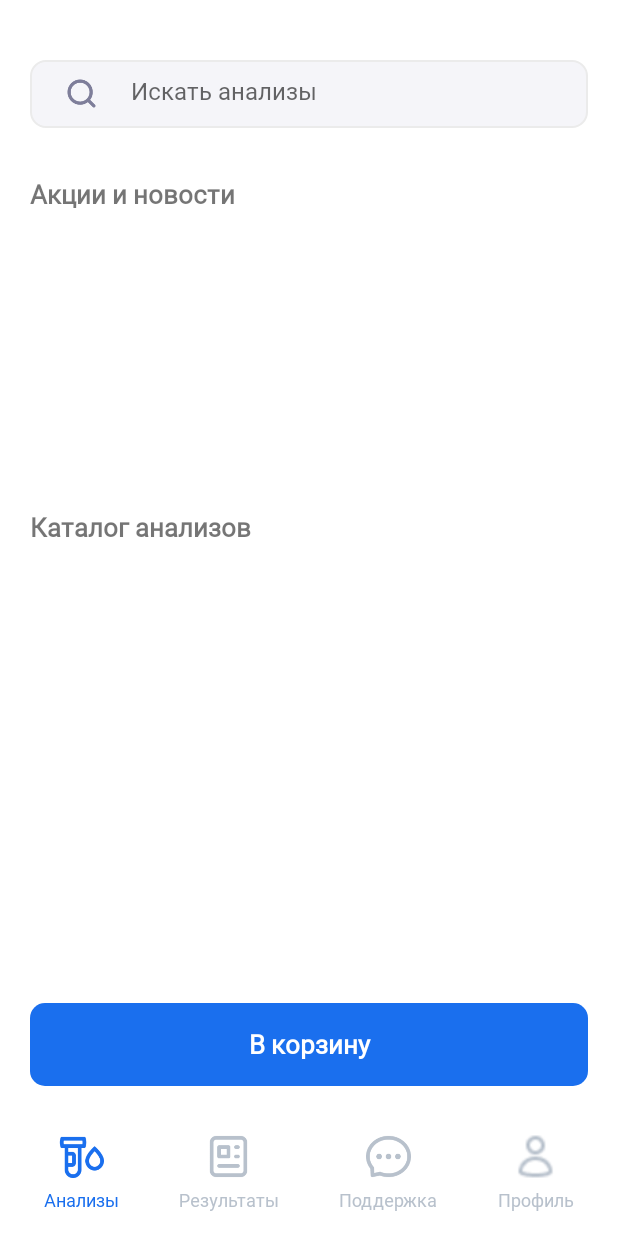
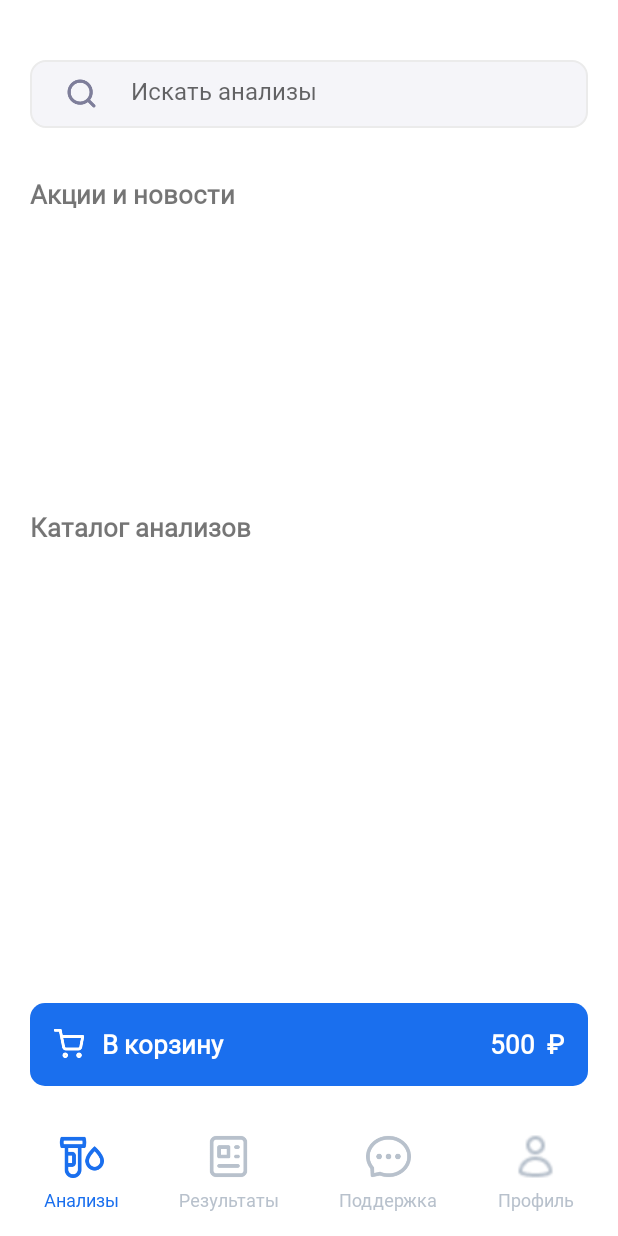
Before and after one commit to klmnvan/Second-Chemp, an Android app: the Home screen opened directly, with no data from a screen before it, on a phone screen of 412 x 824 dp. Run offline under Robolectric (Android 15) with nearby library versions, the phone set to English and light mode, and no system bars; pictures from the network do not load; 1 statement that could not run was skipped.

Commit message:
configure basket

```diff
--- /dev/null
+++ b/app/src/main/res/drawable/button_blue_stroke_style.xml
@@ -0,0 +1,7 @@
+<?xml version="1.0" encoding="utf-8"?>
+<shape xmlns:android="http://schemas.android.com/apk/res/android"
+    android:shape="rectangle">
+    <corners android:radius="10dp"></corners>
+    <stroke android:color="@color/icon_blue"
+        android:width="1.5dp"></stroke>
+</shape>
--- a/app/src/main/res/layout/activity_home.xml
+++ b/app/src/main/res/layout/activity_home.xml
@@ -365,22 +365,52 @@
 
     </LinearLayout>
 
-    <Button
-        android:id="@+id/buttonGoBasket"
-        style="?buttonBarButtonStyle"
+    <TableRow
         android:layout_width="match_parent"
-        android:layout_height="55dp"
+        android:layout_height="wrap_content"
         android:layout_marginBottom="100dp"
         android:layout_marginHorizontal="20dp"
-        android:background="@drawable/shape_button2"
-        android:fontFamily="@font/pro_display"
-        android:text="В корзину"
-        android:textAllCaps="false"
-        android:textColor="@color/white"
-        android:textSize="17dp"
-        android:textStyle="bold"
         app:layout_constraintBottom_toBottomOf="parent"
         app:layout_constraintEnd_toEndOf="parent"
-        app:layout_constraintStart_toStartOf="parent" />
+        app:layout_constraintStart_toStartOf="parent"
+        android:background="@drawable/shape_button2">
+
+
+        <ImageView
+            android:id="@+id/imageView4"
+            android:layout_width="20dp"
+            android:layout_height="20dp"
+            android:layout_gravity="center"
+            android:layout_marginStart="16dp"
+            app:srcCompat="@drawable/icon_basket_in_button" />
+
+        <Button
+            android:id="@+id/buttonGoBasket"
+            style="?buttonBarButtonStyle"
+            android:layout_width="wrap_content"
+            android:layout_height="55dp"
+            android:layout_weight="1"
+            android:gravity="start|center"
+            android:fontFamily="@font/pro_display"
+            android:text="В корзину"
+            android:textAllCaps="false"
+            android:textColor="@color/white"
+            android:textSize="17dp"
+            android:textStyle="bold"/>
+
+        <TextView
+            android:id="@+id/textPriceButton"
+            android:layout_width="wrap_content"
+            android:layout_height="wrap_content"
+            android:layout_marginEnd="16dp"
+            android:fontFamily="@font/pro_display"
+            android:textColor="@color/white"
+            android:textSize="17dp"
+            android:text="500  ₽"
+            android:layout_gravity="top"
+            android:textStyle="bold" />
+
+    </TableRow>
+
 
 </androidx.constraintlayout.widget.ConstraintLayout>
--- a/app/src/main/res/layout/item_basket.xml
+++ b/app/src/main/res/layout/item_basket.xml
@@ -9,7 +9,7 @@
     <androidx.constraintlayout.widget.ConstraintLayout
         android:id="@+id/containerBasket"
         android:layout_width="match_parent"
-        android:layout_height="130dp"
+        android:layout_height="wrap_content"
         app:layout_constraintEnd_toEndOf="parent"
         app:layout_constraintStart_toStartOf="parent"
         app:layout_constraintTop_toTopOf="parent"
--- a/app/src/main/res/layout/item_block.xml
+++ b/app/src/main/res/layout/item_block.xml
@@ -60,7 +60,7 @@
 
         <Button
             android:id="@+id/ButtonInBlock"
-            android:layout_width="wrap_content"
+            android:layout_width="100dp"
             android:layout_height="40dp"
             style="?buttonBarButtonStyle"
             app:layout_constraintBottom_toBottomOf="parent"
```
Also changed, not shown: app/src/main/java/com/example/chemp_podject/AdapterOrder.kt (+11 -8 lines), app/src/main/java/com/example/chemp_podject/Basket.kt (+24 -2 lines), app/src/main/java/com/example/chemp_podject/CreateMap.kt (+11 -2 lines), app/src/main/java/com/example/chemp_podject/Home.kt (+16 -5 lines), app/src/main/java/com/example/chemp_podject/api/AdapterBlock.kt (+28 -4 lines), app/src/main/res/layout/activity_basket.xml (+6 -6 lines), app/src/main/res/drawable/icon_basket_in_button.png (added).
